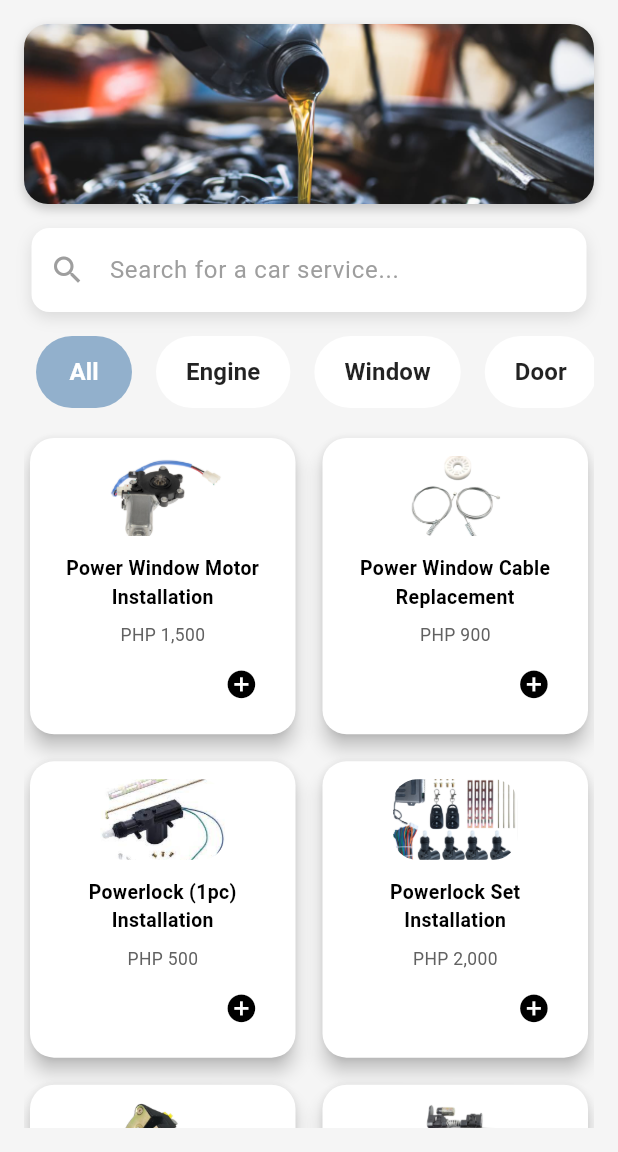
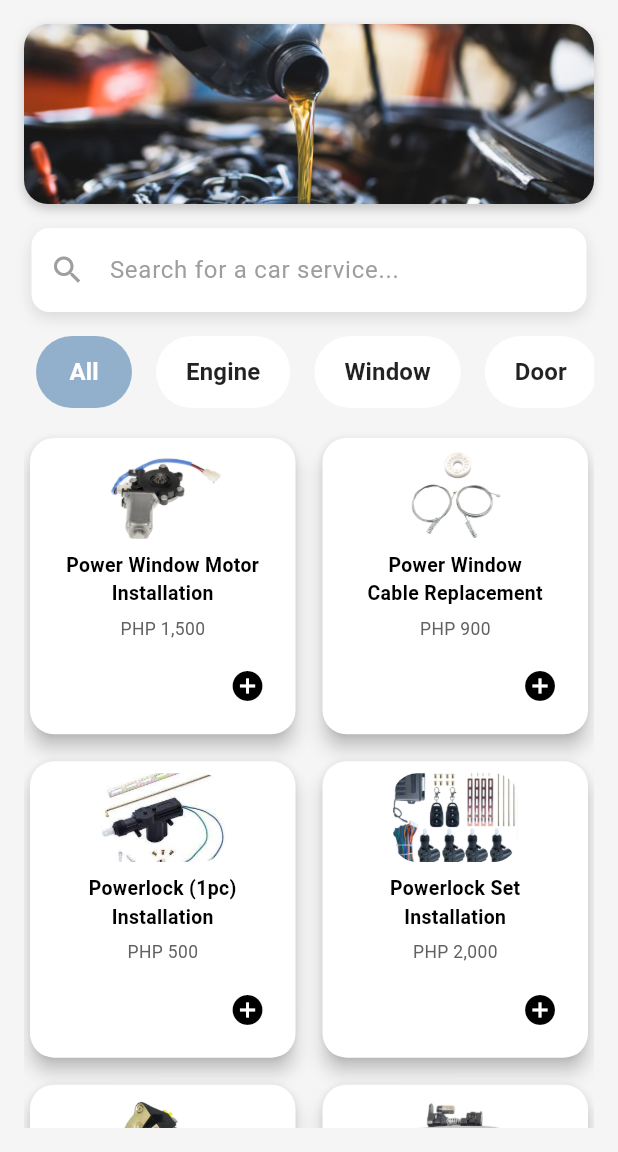
Before and after one commit to JohnLloydDev/AJ-Autofix-App, a Flutter app: the HomeScreen screen opened by its route, on a phone screen of 412 x 824 dp, the part 84-1236 px from its top. Run offline on Flutter 3.47's test engine with Material 3 defaults, Android fonts, the phone set to English and light mode, and no system bars; our stand-ins replace bloc, equatable, flutter_bloc, flutter_rating_bar, flutter_secure_storage, flutter_spinkit and 10 more; missing offline and left inert: onesignal_flutter; accounts and stored records are empty; network calls fail.

Commit message:
Update service_card.dart

```diff
--- a/lib/widgets/service_card.dart
+++ b/lib/widgets/service_card.dart
@@ -21,7 +21,8 @@ class ServiceCard extends StatefulWidget {
   ServiceCardState createState() => ServiceCardState();
 }
 
-class ServiceCardState extends State<ServiceCard> with SingleTickerProviderStateMixin {
+class ServiceCardState extends State<ServiceCard>
+    with SingleTickerProviderStateMixin {
   late AnimationController _controller;
   late Animation<double> _scaleAnimation;
 
@@ -32,7 +33,8 @@ class ServiceCardState extends State<ServiceCard> with SingleTickerProviderState
       vsync: this,
       duration: const Duration(milliseconds: 300),
     );
-    _scaleAnimation = CurvedAnimation(parent: _controller, curve: Curves.easeOut);
+    _scaleAnimation =
+        CurvedAnimation(parent: _controller, curve: Curves.easeOut);
     _controller.forward();
   }
 
@@ -52,11 +54,12 @@ class ServiceCardState extends State<ServiceCard> with SingleTickerProviderState
           child: LayoutBuilder(
             builder: (context, constraints) {
               double width = constraints.maxWidth;
+              double height = width * 0.80;
 
-              double imageHeight = width * 0.29;
+              double imageHeight = height * 0.40;
               double imageWidth = width * 0.45;
               double fontSize = width * 0.07;
-              double buttonSize = width * 0.12;
+              double buttonSize = width * 0.13;
 
               return Card(
                 elevation: 5,
@@ -65,7 +68,7 @@ class ServiceCardState extends State<ServiceCard> with SingleTickerProviderState
                   borderRadius: BorderRadius.circular(16.0),
                 ),
                 child: Padding(
-                  padding: const EdgeInsets.all(12.0),
+                  padding: const EdgeInsets.all(8.0),
                   child: Column(
                     mainAxisSize: MainAxisSize.min,
                     crossAxisAlignment: CrossAxisAlignment.center,
@@ -80,21 +83,61 @@ class ServiceCardState extends State<ServiceCard> with SingleTickerProviderState
                             fit: BoxFit.cover,
                           ),
                         ),
-                      const SizedBox(height: 12),
-
+                      const SizedBox(height: 8),
                       Text(
                         widget.serviceName.replaceAllMapped(
-                          RegExp(r'(Power Window Motor Installation|Powerlock Set Installation|Fuel Injector Cleaning Service|Alternator Repair Service)'),
+                          RegExp(
+                              r'(Power Window Motor Installation|Power Window Cable Replacement|Powerlock \(1pc\) Installation|Powerlock Set Installation|Door Lock Replacement|Door Handle Replacement|Door Handle Repair Service|Door Lock Repair Service|Coolant Flush Service|Engine Oil Change Service|Spark Plug Replacement|Air Filter Replacement|Fuel Injector Cleaning Service|Timing Belt Replacement|Tire Replacement Service|Wheel Alignment Service|Brake Pad Set Replacement|Brake Fluid Replacement|Alternator Repair Service|Fuse Replacement Service|Car Alarm Installation|Battery Replacement Service|Headlight Bulb Replacement|Power Window Switch Replacement)'),
                           (match) {
                             switch (match.group(0)) {
                               case 'Power Window Motor Installation':
                                 return 'Power Window Motor\nInstallation';
+                              case 'Power Window Cable Replacement':
+                                return 'Power Window\nCable Replacement';
+                              case 'Powerlock (1pc) Installation':
+                                return 'Powerlock (1pc)\nInstallation';
                               case 'Powerlock Set Installation':
                                 return 'Powerlock Set\nInstallation';
+                              case 'Door Lock Replacement':
+                                return 'Door Lock\nReplacement';
+                              case 'Door Handle Replacement':
+                                return 'Door Handle\nReplacement';
+                              case 'Door Handle Repair Service':
+                                return 'Door Handle\nRepair Service';
+                              case 'Door Lock Repair Service':
+                                return 'Door Lock\nRepair Service';
+                              case 'Coolant Flush Service':
+                                return 'Coolant\nFlush Service';
+                              case 'Engine Oil Change Service':
+                                return 'Engine Oil Change\nService';
+                              case 'Spark Plug Replacement':
+                                return 'Spark Plug\nReplacement';
+                              case 'Air Filter Replacement':
+                                return 'Air Filter\nReplacement';
                               case 'Fuel Injector Cleaning Service':
                                 return 'Fuel Injector\nCleaning Service';
+                              case 'Timing Belt Replacement':
+                                return 'Timing Belt\nReplacement';
+                              case 'Tire Replacement Service':
+                                return 'Tire Replacement\nService';
+                              case 'Wheel Alignment Service':
+                                return 'Wheel Alignment\nService';
+                              case 'Brake Pad Set Replacement':
+                                return 'Brake Pad Set\nReplacement';
+                              case 'Brake Fluid Replacement':
+                                return 'Brake Fluid\nReplacement';
                               case 'Alternator Repair Service':
                                 return 'Alternator Repair\nService';
+                              case 'Fuse Replacement Service':
+                                return 'Fuse Replacement\nService';
+                              case 'Car Alarm Installation':
+                                return 'Car Alarm\nInstallation';
+                              case 'Battery Replacement Service':
+                                return 'Battery Replacement\nService';
+                              case 'Headlight Bulb Replacement':
+                                return 'Headlight Bulb\nReplacement';
+                              case 'Power Window Switch Replacement':
+                                return 'Power Window Switch\nReplacement';
                               default:
                                 return match.group(0)!;
                             }
@@ -107,7 +150,7 @@ class ServiceCardState extends State<ServiceCard> with SingleTickerProviderState
                           color: Colors.black,
                         ),
                       ),
-                      const SizedBox(height: 8),
+                      const SizedBox(height: 6),
                       FittedBox(
                         child: Text(
                           widget.servicePrice,
@@ -131,14 +174,18 @@ class ServiceCardState extends State<ServiceCard> with SingleTickerProviderState
                               toastLength: Toast.LENGTH_SHORT,
                               gravity: ToastGravity.BOTTOM,
                               timeInSecForIosWeb: 1,
-                              backgroundColor: const Color.fromARGB(100, 0, 0, 0),
+                              backgroundColor:
+                                  const Color.fromARGB(100, 0, 0, 0),
                               textColor: Colors.white,
                               fontSize: 16.0,
                             );
                           },
                           icon: Icon(
-                            widget.isSelected ? Icons.check_circle : Icons.add_circle,
-                            color: widget.isSelected ? Colors.green : Colors.black,
+                            widget.isSelected
+                                ? Icons.check_circle
+                                : Icons.add_circle,
+                            color:
+                                widget.isSelected ? Colors.green : Colors.black,
                             size: buttonSize,
                           ),
                         ),
```
